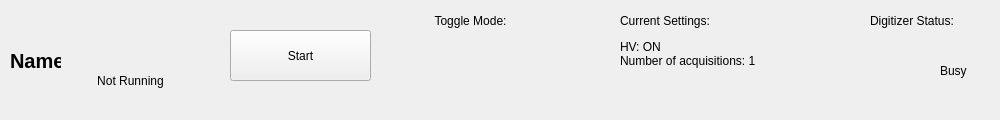
This is sbndprmdaq/controls.ui in marcodeltutto/SBNDPurityMonitorDAQ as Qt 5 draws it before an edit. The edited form follows.
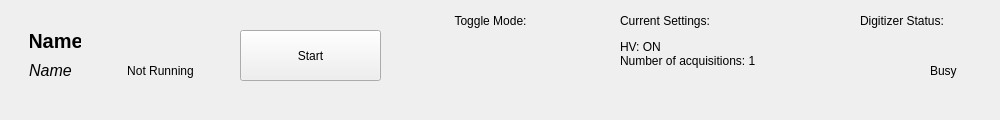
This is the edited form. Icons and pictures are not drawn. Custom widgets are drawn as their Qt base class.

```diff
--- a/sbndprmdaq/controls.ui
+++ b/sbndprmdaq/controls.ui
@@ -17,7 +17,7 @@
    <widget class="QPushButton" name="_start_stop_btn">
     <property name="geometry">
      <rect>
-      <x>230</x>
+      <x>240</x>
       <y>30</y>
       <width>141</width>
       <height>51</height>
@@ -30,8 +30,8 @@
    <widget class="QLabel" name="_run_status_label">
     <property name="geometry">
      <rect>
-      <x>80</x>
-      <y>70</y>
+      <x>110</x>
+      <y>60</y>
       <width>101</width>
       <height>21</height>
      </rect>
@@ -46,8 +46,8 @@
    <widget class="QLabel" name="_status_led">
     <property name="geometry">
      <rect>
-      <x>110</x>
-      <y>30</y>
+      <x>140</x>
+      <y>20</y>
       <width>40</width>
       <height>40</height>
      </rect>
@@ -70,7 +70,7 @@
    <widget class="Toggle" name="_mode_toggle" native="true">
     <property name="geometry">
      <rect>
-      <x>410</x>
+      <x>430</x>
       <y>40</y>
       <width>131</width>
       <height>41</height>
@@ -80,7 +80,7 @@
    <widget class="QLabel" name="_mode_toggle_label">
     <property name="geometry">
      <rect>
-      <x>420</x>
+      <x>440</x>
       <y>10</y>
       <width>101</width>
       <height>21</height>
@@ -96,7 +96,7 @@
    <widget class="QLabel" name="_digi_label">
     <property name="geometry">
      <rect>
-      <x>870</x>
+      <x>860</x>
       <y>10</y>
       <width>101</width>
       <height>21</height>
@@ -109,7 +109,7 @@
    <widget class="QLabel" name="_digitizer_image">
     <property name="geometry">
      <rect>
-      <x>870</x>
+      <x>860</x>
       <y>50</y>
       <width>51</width>
       <height>40</height>
@@ -133,7 +133,7 @@
    <widget class="QLabel" name="_digi_status_label">
     <property name="geometry">
      <rect>
-      <x>940</x>
+      <x>930</x>
       <y>60</y>
       <width>51</width>
       <height>21</height>
@@ -176,8 +176,8 @@
    <widget class="QLabel" name="_name_label">
     <property name="geometry">
      <rect>
-      <x>10</x>
-      <y>50</y>
+      <x>30</x>
+      <y>30</y>
       <width>51</width>
       <height>21</height>
      </rect>
@@ -193,7 +193,31 @@
      <string>Name</string>
     </property>
     <property name="alignment">
-     <set>Qt::AlignLeading|Qt::AlignLeft|Qt::AlignVCenter</set>
+     <set>Qt::AlignCenter</set>
+    </property>
+   </widget>
+   <widget class="QLabel" name="_description_label">
+    <property name="geometry">
+     <rect>
+      <x>10</x>
+      <y>60</y>
+      <width>81</width>
+      <height>21</height>
+     </rect>
+    </property>
+    <property name="font">
+     <font>
+      <pointsize>12</pointsize>
+      <weight>50</weight>
+      <italic>true</italic>
+      <bold>false</bold>
+     </font>
+    </property>
+    <property name="text">
+     <string>Name</string>
+    </property>
+    <property name="alignment">
+     <set>Qt::AlignCenter</set>
     </property>
    </widget>
   </widget>
```
